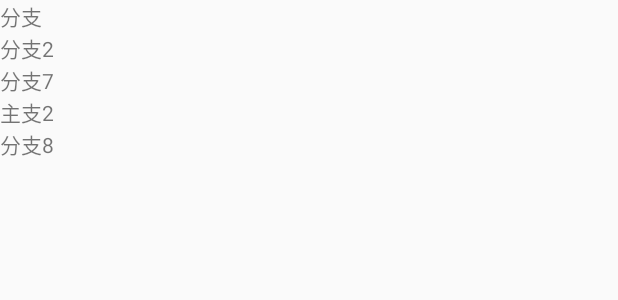
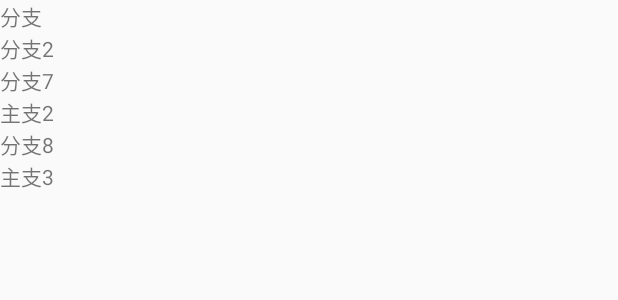
Before and after one commit to d071225/AndroidStudioDemo, an Android app: the layout activity_git.xml on its own in the app's theme, with its tools: preview values and no code run, on a phone screen of 412 x 824 dp. Shown: the top 300 px of the screen. Run offline under Robolectric (Android 15) with nearby library versions, the phone set to English and light mode, and no system bars.

Commit message:
添加主支3，修改gitfragment

```diff
--- a/androidfengkuangdemo/src/main/java/com/example/fragment/GitFragment.java
+++ b/androidfengkuangdemo/src/main/java/com/example/fragment/GitFragment.java
@@ -6,6 +6,7 @@ import android.support.annotation.Nullable;
 import android.view.LayoutInflater;
 import android.view.View;
 import android.view.ViewGroup;
+import android.widget.ImageView;
 import android.widget.TextView;
 
 /**
@@ -17,6 +18,7 @@ public class GitFragment extends Fragment{
     @Override
     public View onCreateView(LayoutInflater inflater, @Nullable ViewGroup container, Bundle savedInstanceState) {
         TextView textView;
+        ImageView imageView;
         return super.onCreateView(inflater, container, savedInstanceState);
     }
 }
--- a/androidfengkuangdemo/src/main/res/layout/activity_git.xml
+++ b/androidfengkuangdemo/src/main/res/layout/activity_git.xml
@@ -22,4 +22,8 @@
         android:layout_width="wrap_content"
         android:layout_height="wrap_content"
         android:text="分支8"/>
+    <TextView
+        android:layout_width="wrap_content"
+        android:layout_height="wrap_content"
+        android:text="主支3"/>
 </LinearLayout>
```
